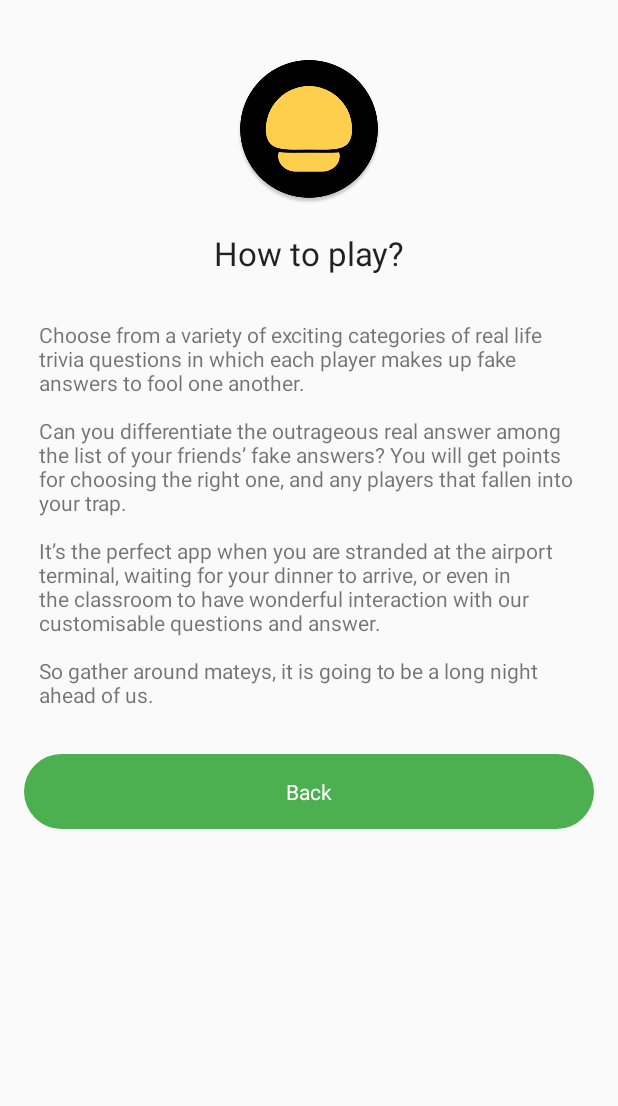
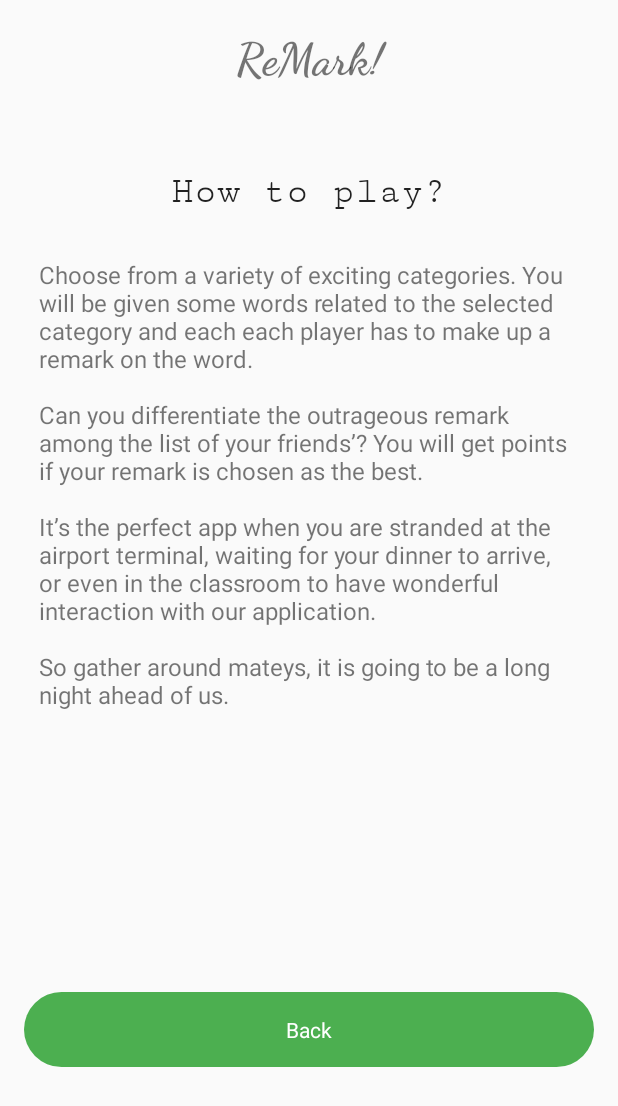
Before and after one commit to prateekstark/ReMark, an Android app: the TutorialActivity screen opened directly, with no data from a screen before it, on a phone screen of 412 x 824 dp. Shown: the top 1106 px of the screen. Run offline under Robolectric (Android 15) with nearby library versions, the phone set to English and light mode, and no system bars; libraries missing offline, so code that uses them is left out: com.balysv.materialripple; plain views replace MaterialRippleLayout; Roboto replaces fonts that are not available here.

Commit message:
Adding how to play section

```diff
--- a/app/src/main/res/layout/activity_tutorial.xml
+++ b/app/src/main/res/layout/activity_tutorial.xml
@@ -13,28 +13,33 @@
         android:paddingRight="@dimen/activity_horizontal_margin"
         android:paddingTop="@dimen/activity_vertical_margin">
 
-        <ImageView
-            android:layout_width="100dp"
-            android:layout_height="100dp"
-            android:layout_gravity="center_horizontal"
-            android:layout_marginTop="20dp"
-            android:src="@drawable/logo" />
+        <TextView
+            android:id="@+id/textView5"
+            android:layout_width="match_parent"
+            android:layout_height="79dp"
+            android:fontFamily="@font/dancing_script_bold"
+            android:text="ReMark!"
+            android:textAlignment="center"
+            android:textSize="30sp" />
 
         <TextView
             style="@style/Base.TextAppearance.AppCompat.Large"
             android:layout_width="match_parent"
             android:layout_height="wrap_content"
             android:layout_marginTop="8dp"
+            android:fontFamily="serif-monospace"
             android:gravity="center"
             android:padding="10dp"
-            android:text="@string/shitake_tutorial" />
+            android:text="How to play?"
+            android:textSize="25sp" />
 
         <TextView
             android:layout_width="match_parent"
-            android:layout_height="wrap_content"
+            android:layout_height="479dp"
             android:layout_marginTop="10dp"
             android:padding="10dp"
-            android:text="@string/tutorial_text" />
+            android:text="@string/tutorial_text"
+            android:textSize="16sp" />
 
         <com.balysv.materialripple.MaterialRippleLayout
             android:layout_width="match_parent"
--- a/app/src/main/res/values/strings.xml
+++ b/app/src/main/res/values/strings.xml
@@ -46,7 +46,7 @@
     <string name="end_game">End Game</string>
 
     <string name="shitake_tutorial">How to play?</string>
-    <string name="tutorial_text">Choose from a variety of exciting categories of real life trivia questions in which each player makes up fake answers to fool one another.\n\nCan you differentiate the outrageous real answer among the list of your friends’ fake answers? You will get points for choosing the right one, and any players that fallen into your trap.\n\nIt’s the perfect app when you are stranded at the airport terminal, waiting for your dinner to arrive, or even in the classroom to have wonderful interaction with our customisable questions and answer.\n\nSo gather around mateys, it is going to be a long night ahead of us.</string>
+    <string name="tutorial_text">Choose from a variety of exciting categories. You will be given some words related to the selected category and each each player has to make up a "remark" on the word.\n\nCan you differentiate the outrageous remark among the list of your friends’? You will get points if your remark is chosen as the best.\n\nIt’s the perfect app when you are stranded at the airport terminal, waiting for your dinner to arrive, or even in the classroom to have wonderful interaction with our application.\n\nSo gather around mateys, it is going to be a long night ahead of us.</string>
     <string name="back">Back</string>
 
     <string name="our_team">Our Team</string>
```
Also changed, not shown: app/src/main/res/layout/activity_about.xml (+4 -14 lines).
